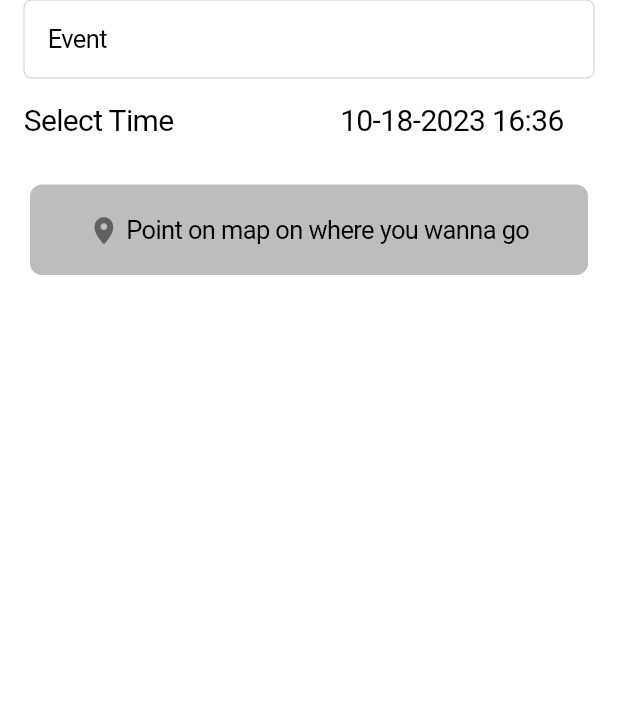
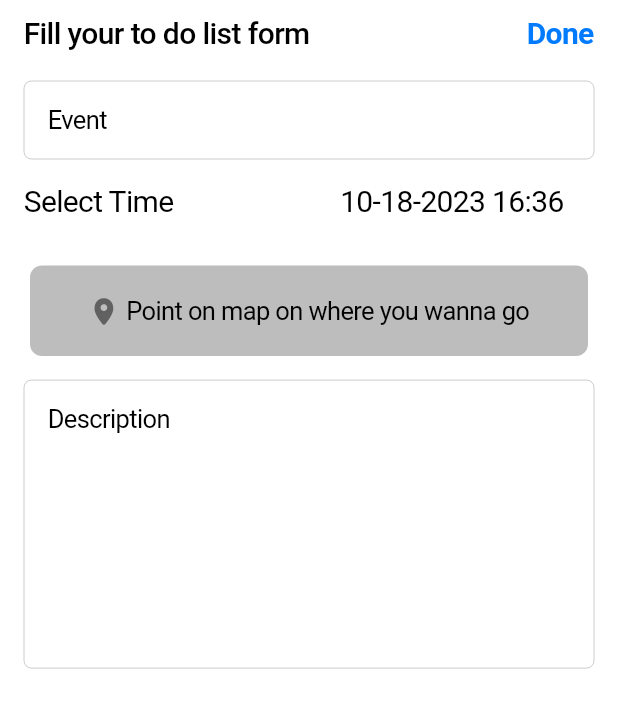
Before and after one commit to VinzZ00/Nano2MalarmFlutterVersion, a Flutter app: the FormPage screen opened by its route, on a phone screen of 412 x 824 dp. Shown: the top 708 px of the screen. Run offline on Flutter 3.47's test engine with Material 2 defaults, Android fonts, the phone set to English and light mode, and no system bars; our stand-ins replace geolocator, google_maps_flutter, sqflite; missing offline and left inert: dart:ffi; accounts and stored records are empty.

Commit message:
Google Routes API BackEnd Done. gitIgnore hide APIKey

```diff
--- a/lib/data/data_sources/google_geocoding_API.dart
+++ b/lib/data/data_sources/google_geocoding_API.dart
@@ -2,6 +2,7 @@ import 'dart:io';
 
 import 'package:google_maps_flutter/google_maps_flutter.dart';
 import 'package:http/http.dart';
+import 'package:replicanano2_malarm/core/constant/GoogleKeyConstant.dart';
 import 'package:replicanano2_malarm/core/entities/places.dart';
 import 'package:replicanano2_malarm/core/services/api_service.dart';
 
@@ -17,7 +18,7 @@ abstract class GoogleGeocodingAbs {
 
 class GoogleGeocoding extends GoogleGeocodingAbs {
 
-  String apiKey = "AIzaSyC_UW-u6G2_jAyrZIaLyqSN5Zcyga3VMDw";
+  String apiKey = GoogleAPIKey.Key;
   late APIService apiServe;
 
   GoogleGeocoding() {
--- a/lib/presenters/views/form.dart
+++ b/lib/presenters/views/form.dart
@@ -6,6 +6,8 @@ import 'package:flutter/cupertino.dart';
 import 'package:flutter/material.dart';
 import 'package:flutter/scheduler.dart';
 import 'package:google_maps_flutter/google_maps_flutter.dart';
+
+import '../../core/entities/places.dart';
 // import 'package:flutter/material.dart';
 
 
@@ -23,6 +25,8 @@ class _FormPageState extends State<FormPage> {
   Marker? destLoc;
   String? destName;
   DateTime selectedDate = DateTime(2023, 10, 18, 16, 36);
+  var eventNameTextController = TextEditingController(text: "");
+  var descriptionTextController = TextEditingController(text: "");
 
   void _showDialog(Widget child) {
     showCupertinoModalPopup<void>(
@@ -46,17 +50,52 @@ class _FormPageState extends State<FormPage> {
     );
   }
 
+
+
   @override
   Widget build(BuildContext context) {
-    var eventNameTextController = TextEditingController(text: "");
-
     return CupertinoPageScaffold(
+      navigationBar: CupertinoNavigationBar(
+        leading: Column(
+          mainAxisAlignment: MainAxisAlignment.center,
+          children: const [
+            Text(
+              "Fill your to do list form",
+              style: TextStyle(
+                fontSize: 20,
+                fontWeight: FontWeight.w500
+              ),
+            ),
+          ],
+        ),
+        trailing: GestureDetector(
+          onTap: () {},
+          child: Column(
+            mainAxisAlignment: MainAxisAlignment.center,
+            children: const [
+              Text(
+                "Done",
+                style: TextStyle(
+                  fontSize: 20,
+                  fontWeight: FontWeight.w600,
+                  color: CupertinoColors.activeBlue,
+                ),
+              ),
+            ],
+          ),
+        ),
+      ),
+      child: Padding(
+        padding: const EdgeInsets.fromLTRB(0, 10, 0, 0),
         child: SafeArea(
           child: Column(
             children: [
                 Padding(
                   padding: EdgeInsets.symmetric(horizontal: 16),
                   child: CupertinoTextField(
+                    onTapOutside: (event) {
+                      FocusManager.instance.primaryFocus?.unfocus();
+                    },
                     padding: EdgeInsets.symmetric(vertical: 16, horizontal: 16),
                     controller: eventNameTextController,
                     placeholder: "Event",
@@ -108,19 +147,29 @@ class _FormPageState extends State<FormPage> {
 
                 CupertinoButton(
                   onPressed: () async {
+
+                    Set<(String, Map<String, (Place, Marker)>)> results = <(String, Map<String, (Place, Marker)>)>{("String", {
+                      "String" : (Place(name: "", latNlong: LatLng(0, 0), placeId: ""), Marker(markerId: MarkerId("value"))),
+                    })};
+
                     var result = await Navigator.pushNamed(context, "/form/map");
-                  if (result is Map<String,Set<Marker>>) {
-                    destName = result.keys.first;
-                    for (Marker m in result.values.first) {
-                      setState(() {
-                        if ((m).markerId == MarkerId("UserMarker")) {
-                          userLoc = (m);
-                        } else {
-                          destLoc = (m);
+
+                    if (result is Set<(String, Map<String, (Place, Marker)>)>) {
+                      destName = result.last.$1;
+                      if (result.last.$2['user'] != null) {
+                        userLoc = result.last.$2['user']!.$2;
                       }
-                      });
-                    };
+
+                      if (result.last.$2['dest'] != null) {
+                        destLoc = result.last.$2['dest']?.$2;
                       }
+                    }
+
+                    // if (result is Map<String, Map<String, (Marker, Place)>>) {
+                    //   destName = result.keys.first;
+                    //   userLoc = result[destName]?["user"]?.$1;
+                    //   destLoc = result[destName]?["dest"]?.$1;
+                    // }
                   },
                   child: Container(
                     decoration: BoxDecoration(
@@ -147,8 +196,22 @@ class _FormPageState extends State<FormPage> {
                   )
                 ),
 
+                Padding(
+                  padding: EdgeInsets.symmetric(horizontal: 16),
+                  child: CupertinoTextField(
+                    maxLines: 8,
+                    padding: EdgeInsets.symmetric(vertical: 16, horizontal: 16),
+                    controller: descriptionTextController,
+                    placeholder: "Description",
+                    placeholderStyle: TextStyle(color: (MediaQuery.of(context).platformBrightness == Brightness.dark) ? Colors.grey[600] : Colors.black),
+                    onTapOutside: (event) {
+                      FocusManager.instance.primaryFocus?.unfocus();
+                    },
+                  ),
+                )
 
             ],
+          ),
         ),
       ),
     );
--- a/lib/presenters/views/home.dart
+++ b/lib/presenters/views/home.dart
@@ -1,5 +1,7 @@
 // ignore_for_file: prefer_const_constructors
 
+
+import 'dart:ui';
 
 import 'package:flutter/cupertino.dart';
 import 'package:flutter/material.dart';
@@ -22,6 +24,7 @@ class _MyWidgetState extends State<HomeWidget> {
 
  void _showActionSheet(BuildContext context) {
     showCupertinoModalPopup<void>(
+
       context: context,
       builder: (BuildContext context) => Dismissible(
         key: ValueKey("Dismissable_modal"),
@@ -56,7 +59,7 @@ class _MyWidgetState extends State<HomeWidget> {
       navigationBar : CupertinoNavigationBar(
         middle: Text("Todo List"),
         trailing : GestureDetector(
-          child: Icon(CupertinoIcons.add, color: (MediaQuery.of(context).platformBrightness == Brightness.dark) ? Colors.white : Colors.black ,),
+          child: Icon(CupertinoIcons.add, color: CupertinoColors.activeBlue),
           onTap: () {
             if (this._scafoldContext != null) {
               _showActionSheet(_scafoldContext!);
--- a/pubspec.yaml
+++ b/pubspec.yaml
@@ -41,7 +41,8 @@ dependencies:
   google_maps_flutter:
   geolocator:
   geocoding:
-  http: ^1.1.0
+  http: ^0.13.6
+  flutter_polyline_points: ^1.0.0
 
 dev_dependencies:
   flutter_test:
```
Also changed, not shown: lib/core/entities/routes.dart (added, +17 -0 lines), lib/core/services/api_service.dart (+13 -0 lines), lib/data/data_sources/google_routes_API.dart (added, +61 -0 lines), lib/presenters/views/map_view.dart (+41 -19 lines), pubspec.lock, 2 other files. Lines whose indentation alone changed are shown as unchanged.
